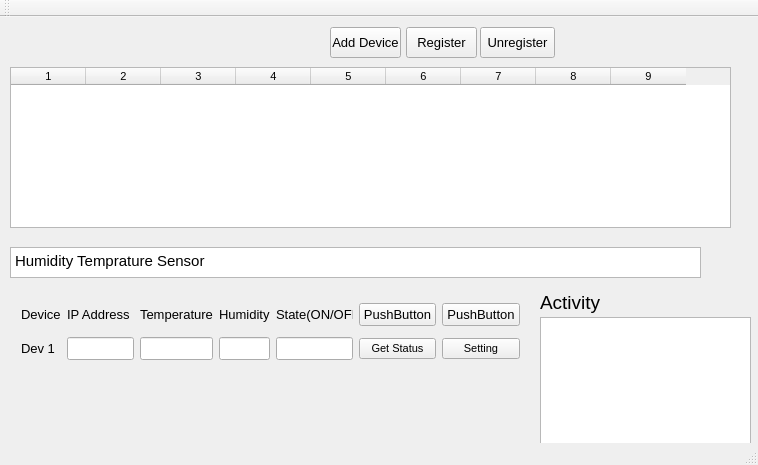
Qt form mainwindow.ui (dhaval27/hygrometer) before a commit.
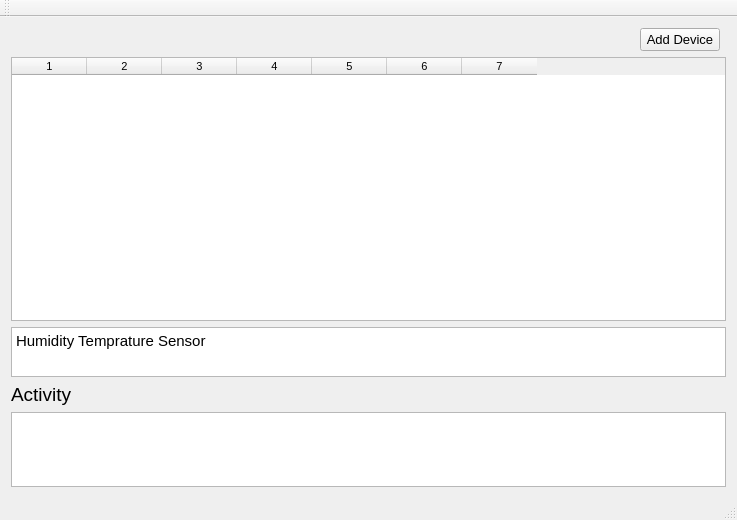
The same form after that commit. Custom widgets are drawn as their Qt base class.

```diff
--- a/mainwindow.ui
+++ b/mainwindow.ui
@@ -6,8 +6,8 @@
    <rect>
     <x>0</x>
     <y>0</y>
-    <width>758</width>
-    <height>465</height>
+    <width>737</width>
+    <height>520</height>
    </rect>
   </property>
   <property name="font">
@@ -19,305 +19,132 @@
    <string>MainWindow</string>
   </property>
   <widget class="QWidget" name="centralWidget">
-   <widget class="QTextEdit" name="textEdit">
-    <property name="geometry">
-     <rect>
-      <x>10</x>
-      <y>230</y>
-      <width>691</width>
-      <height>31</height>
-     </rect>
-    </property>
-    <property name="html">
-     <string>&lt;!DOCTYPE HTML PUBLIC &quot;-//W3C//DTD HTML 4.0//EN&quot; &quot;http://www.w3.org/TR/REC-html40/strict.dtd&quot;&gt;
+   <layout class="QGridLayout" name="gridLayout">
+    <item row="1" column="0" colspan="2">
+     <widget class="QTableWidget" name="tableWidget">
+      <property name="font">
+       <font>
+        <pointsize>8</pointsize>
+       </font>
+      </property>
+      <property name="mouseTracking">
+       <bool>true</bool>
+      </property>
+      <property name="sizeAdjustPolicy">
+       <enum>QAbstractScrollArea::AdjustToContents</enum>
+      </property>
+      <property name="rowCount">
+       <number>0</number>
+      </property>
+      <property name="columnCount">
+       <number>7</number>
+      </property>
+      <attribute name="horizontalHeaderCascadingSectionResizes">
+       <bool>false</bool>
+      </attribute>
+      <attribute name="horizontalHeaderDefaultSectionSize">
+       <number>75</number>
+      </attribute>
+      <attribute name="horizontalHeaderHighlightSections">
+       <bool>false</bool>
+      </attribute>
+      <attribute name="horizontalHeaderMinimumSectionSize">
+       <number>37</number>
+      </attribute>
+      <attribute name="horizontalHeaderShowSortIndicator" stdset="0">
+       <bool>false</bool>
+      </attribute>
+      <attribute name="horizontalHeaderStretchLastSection">
+       <bool>false</bool>
+      </attribute>
+      <attribute name="verticalHeaderVisible">
+       <bool>false</bool>
+      </attribute>
+      <column/>
+      <column/>
+      <column/>
+      <column/>
+      <column/>
+      <column/>
+      <column/>
+     </widget>
+    </item>
+    <item row="3" column="0">
+     <widget class="QLabel" name="label_2">
+      <property name="font">
+       <font>
+        <pointsize>14</pointsize>
+       </font>
+      </property>
+      <property name="text">
+       <string>Activity</string>
+      </property>
+     </widget>
+    </item>
+    <item row="4" column="0" colspan="2">
+     <widget class="QTextEdit" name="textEdit_2">
+      <property name="sizePolicy">
+       <sizepolicy hsizetype="Expanding" vsizetype="Maximum">
+        <horstretch>0</horstretch>
+        <verstretch>0</verstretch>
+       </sizepolicy>
+      </property>
+      <property name="maximumSize">
+       <size>
+        <width>16777215</width>
+        <height>75</height>
+       </size>
+      </property>
+     </widget>
+    </item>
+    <item row="0" column="0">
+     <layout class="QHBoxLayout" name="horizontalLayout">
+      <item>
+       <spacer name="horizontalSpacer">
+        <property name="orientation">
+         <enum>Qt::Horizontal</enum>
+        </property>
+        <property name="sizeHint" stdset="0">
+         <size>
+          <width>40</width>
+          <height>20</height>
+         </size>
+        </property>
+       </spacer>
+      </item>
+      <item>
+       <widget class="QPushButton" name="add_device">
+        <property name="text">
+         <string>Add Device</string>
+        </property>
+       </widget>
+      </item>
+     </layout>
+    </item>
+    <item row="2" column="0" colspan="2">
+     <widget class="QTextEdit" name="textEdit">
+      <property name="sizePolicy">
+       <sizepolicy hsizetype="Expanding" vsizetype="Maximum">
+        <horstretch>0</horstretch>
+        <verstretch>0</verstretch>
+       </sizepolicy>
+      </property>
+      <property name="maximumSize">
+       <size>
+        <width>16777215</width>
+        <height>50</height>
+       </size>
+      </property>
+      <property name="html">
+       <string>&lt;!DOCTYPE HTML PUBLIC &quot;-//W3C//DTD HTML 4.0//EN&quot; &quot;http://www.w3.org/TR/REC-html40/strict.dtd&quot;&gt;
 &lt;html&gt;&lt;head&gt;&lt;meta name=&quot;qrichtext&quot; content=&quot;1&quot; /&gt;&lt;style type=&quot;text/css&quot;&gt;
 p, li { white-space: pre-wrap; }
-&lt;/style&gt;&lt;/head&gt;&lt;body style=&quot; font-family:'MS Shell Dlg 2'; font-size:10pt; font-weight:400; font-style:normal;&quot;&gt;
-&lt;p style=&quot; margin-top:0px; margin-bottom:0px; margin-left:0px; margin-right:0px; -qt-block-indent:0; text-indent:0px;&quot;&gt;&lt;span style=&quot; font-family:'Ubuntu'; font-size:11pt;&quot;&gt;Humidity Temprature Sensor&lt;/span&gt;&lt;/p&gt;&lt;/body&gt;&lt;/html&gt;</string>
-    </property>
-   </widget>
-   <widget class="QWidget" name="gridLayoutWidget">
-    <property name="geometry">
-     <rect>
-      <x>10</x>
-      <y>270</y>
-      <width>521</width>
-      <height>91</height>
-     </rect>
-    </property>
-    <layout class="QGridLayout" name="gridLayout">
-     <item row="1" column="2">
-      <widget class="QLineEdit" name="temprature"/>
-     </item>
-     <item row="0" column="2">
-      <widget class="QLabel" name="label_7">
-       <property name="sizePolicy">
-        <sizepolicy hsizetype="Preferred" vsizetype="Maximum">
-         <horstretch>0</horstretch>
-         <verstretch>0</verstretch>
-        </sizepolicy>
-       </property>
-       <property name="maximumSize">
-        <size>
-         <width>16777215</width>
-         <height>30</height>
-        </size>
-       </property>
-       <property name="text">
-        <string>Temperature</string>
-       </property>
-      </widget>
-     </item>
-     <item row="0" column="3">
-      <widget class="QLabel" name="label_8">
-       <property name="sizePolicy">
-        <sizepolicy hsizetype="Preferred" vsizetype="Maximum">
-         <horstretch>0</horstretch>
-         <verstretch>0</verstretch>
-        </sizepolicy>
-       </property>
-       <property name="maximumSize">
-        <size>
-         <width>16777215</width>
-         <height>30</height>
-        </size>
-       </property>
-       <property name="text">
-        <string>Humidity</string>
-       </property>
-      </widget>
-     </item>
-     <item row="1" column="3">
-      <widget class="QLineEdit" name="humidity"/>
-     </item>
-     <item row="1" column="4">
-      <widget class="QLineEdit" name="state"/>
-     </item>
-     <item row="0" column="4">
-      <widget class="QLabel" name="label_9">
-       <property name="sizePolicy">
-        <sizepolicy hsizetype="Preferred" vsizetype="Maximum">
-         <horstretch>0</horstretch>
-         <verstretch>0</verstretch>
-        </sizepolicy>
-       </property>
-       <property name="maximumSize">
-        <size>
-         <width>16777215</width>
-         <height>30</height>
-        </size>
-       </property>
-       <property name="text">
-        <string>State(ON/OFF)</string>
-       </property>
-      </widget>
-     </item>
-     <item row="1" column="0">
-      <widget class="QLabel" name="label_3">
-       <property name="text">
-        <string>Dev 1</string>
-       </property>
-      </widget>
-     </item>
-     <item row="1" column="1">
-      <widget class="IPLineEdit" name="ip_address">
-       <property name="text">
-        <string/>
-       </property>
-      </widget>
-     </item>
-     <item row="0" column="1">
-      <widget class="QLabel" name="label_6">
-       <property name="sizePolicy">
-        <sizepolicy hsizetype="Preferred" vsizetype="Maximum">
-         <horstretch>0</horstretch>
-         <verstretch>0</verstretch>
-        </sizepolicy>
-       </property>
-       <property name="maximumSize">
-        <size>
-         <width>16777215</width>
-         <height>30</height>
-        </size>
-       </property>
-       <property name="text">
-        <string>IP Address </string>
-       </property>
-      </widget>
-     </item>
-     <item row="0" column="0">
-      <widget class="QLabel" name="label_4">
-       <property name="sizePolicy">
-        <sizepolicy hsizetype="Preferred" vsizetype="Maximum">
-         <horstretch>0</horstretch>
-         <verstretch>0</verstretch>
-        </sizepolicy>
-       </property>
-       <property name="maximumSize">
-        <size>
-         <width>16777215</width>
-         <height>30</height>
-        </size>
-       </property>
-       <property name="font">
-        <font>
-         <pointsize>10</pointsize>
-        </font>
-       </property>
-       <property name="text">
-        <string>Device</string>
-       </property>
-      </widget>
-     </item>
-     <item row="0" column="5">
-      <widget class="QPushButton" name="pushButton">
-       <property name="text">
-        <string>PushButton</string>
-       </property>
-      </widget>
-     </item>
-     <item row="0" column="6">
-      <widget class="QPushButton" name="pushButton_2">
-       <property name="text">
-        <string>PushButton</string>
-       </property>
-      </widget>
-     </item>
-     <item row="1" column="5">
-      <widget class="QPushButton" name="getDeviceStatus">
-       <property name="font">
-        <font>
-         <pointsize>8</pointsize>
-        </font>
-       </property>
-       <property name="text">
-        <string>Get Status</string>
-       </property>
-      </widget>
-     </item>
-     <item row="1" column="6">
-      <widget class="QPushButton" name="Setting">
-       <property name="font">
-        <font>
-         <pointsize>8</pointsize>
-        </font>
-       </property>
-       <property name="text">
-        <string>Setting</string>
-       </property>
-      </widget>
-     </item>
-    </layout>
-   </widget>
-   <widget class="QPushButton" name="Register">
-    <property name="geometry">
-     <rect>
-      <x>406</x>
-      <y>10</y>
-      <width>71</width>
-      <height>31</height>
-     </rect>
-    </property>
-    <property name="text">
-     <string>Register</string>
-    </property>
-   </widget>
-   <widget class="QLabel" name="label_2">
-    <property name="geometry">
-     <rect>
-      <x>540</x>
-      <y>270</y>
-      <width>81</width>
-      <height>31</height>
-     </rect>
-    </property>
-    <property name="font">
-     <font>
-      <pointsize>14</pointsize>
-     </font>
-    </property>
-    <property name="text">
-     <string>Activity</string>
-    </property>
-   </widget>
-   <widget class="QTextEdit" name="textEdit_2">
-    <property name="geometry">
-     <rect>
-      <x>540</x>
-      <y>300</y>
-      <width>211</width>
-      <height>131</height>
-     </rect>
-    </property>
-   </widget>
-   <widget class="QTableWidget" name="tableWidget">
-    <property name="geometry">
-     <rect>
-      <x>10</x>
-      <y>50</y>
-      <width>721</width>
-      <height>161</height>
-     </rect>
-    </property>
-    <property name="font">
-     <font>
-      <pointsize>8</pointsize>
-     </font>
-    </property>
-    <property name="mouseTracking">
-     <bool>true</bool>
-    </property>
-    <property name="rowCount">
-     <number>0</number>
-    </property>
-    <property name="columnCount">
-     <number>9</number>
-    </property>
-    <attribute name="horizontalHeaderCascadingSectionResizes">
-     <bool>false</bool>
-    </attribute>
-    <attribute name="horizontalHeaderDefaultSectionSize">
-     <number>75</number>
-    </attribute>
-    <attribute name="horizontalHeaderMinimumSectionSize">
-     <number>37</number>
-    </attribute>
-    <column/>
-    <column/>
-    <column/>
-    <column/>
-    <column/>
-    <column/>
-    <column/>
-    <column/>
-    <column/>
-   </widget>
-   <widget class="QPushButton" name="Unregister">
-    <property name="geometry">
-     <rect>
-      <x>480</x>
-      <y>10</y>
-      <width>75</width>
-      <height>31</height>
-     </rect>
-    </property>
-    <property name="text">
-     <string>Unregister</string>
-    </property>
-   </widget>
-   <widget class="QPushButton" name="add_device">
-    <property name="geometry">
-     <rect>
-      <x>330</x>
-      <y>10</y>
-      <width>71</width>
-      <height>31</height>
-     </rect>
-    </property>
-    <property name="text">
-     <string>Add Device</string>
-    </property>
-   </widget>
+&lt;/style&gt;&lt;/head&gt;&lt;body style=&quot; font-family:'Ubuntu'; font-size:10pt; font-weight:400; font-style:normal;&quot;&gt;
+&lt;p style=&quot; margin-top:0px; margin-bottom:0px; margin-left:0px; margin-right:0px; -qt-block-indent:0; text-indent:0px;&quot;&gt;&lt;span style=&quot; font-size:11pt;&quot;&gt;Humidity Temprature Sensor&lt;/span&gt;&lt;/p&gt;&lt;/body&gt;&lt;/html&gt;</string>
+      </property>
+     </widget>
+    </item>
+   </layout>
   </widget>
   <widget class="QToolBar" name="mainToolBar">
    <attribute name="toolBarArea">
@@ -330,13 +157,6 @@
   <widget class="QStatusBar" name="statusBar"/>
  </widget>
  <layoutdefault spacing="6" margin="11"/>
- <customwidgets>
-  <customwidget>
-   <class>IPLineEdit</class>
-   <extends>QLineEdit</extends>
-   <header location="global">mainwindow.h</header>
-  </customwidget>
- </customwidgets>
  <resources/>
  <connections/>
 </ui>
```
Left out of the diff: 2 changed lines with no effect on the pictures.
